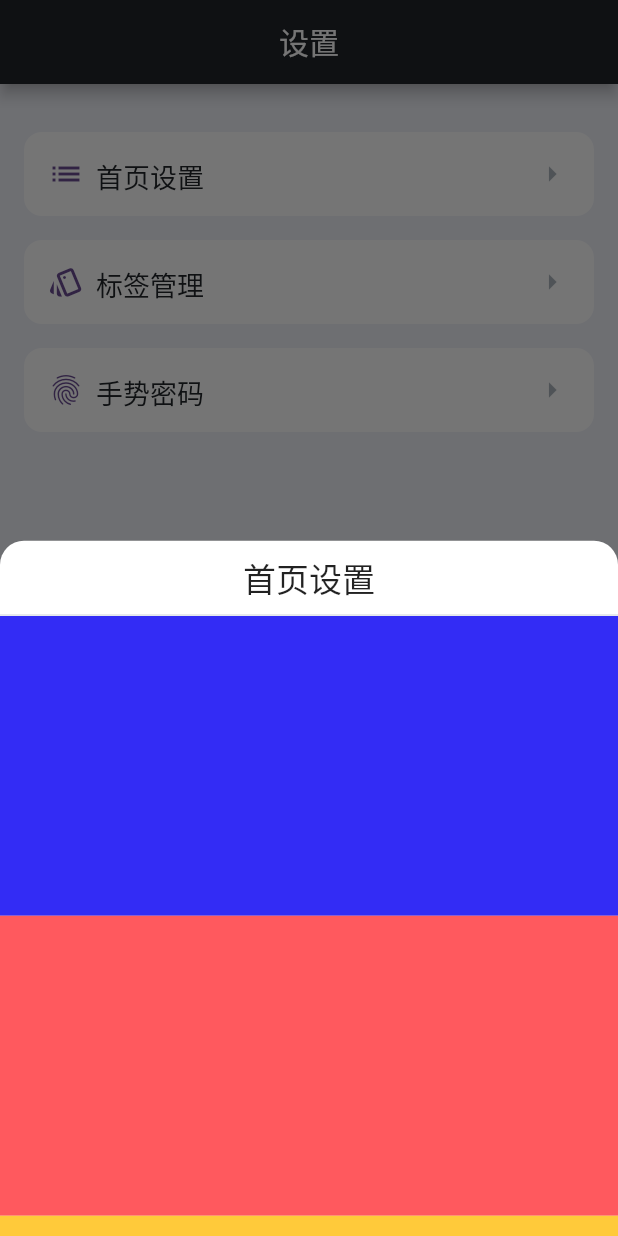
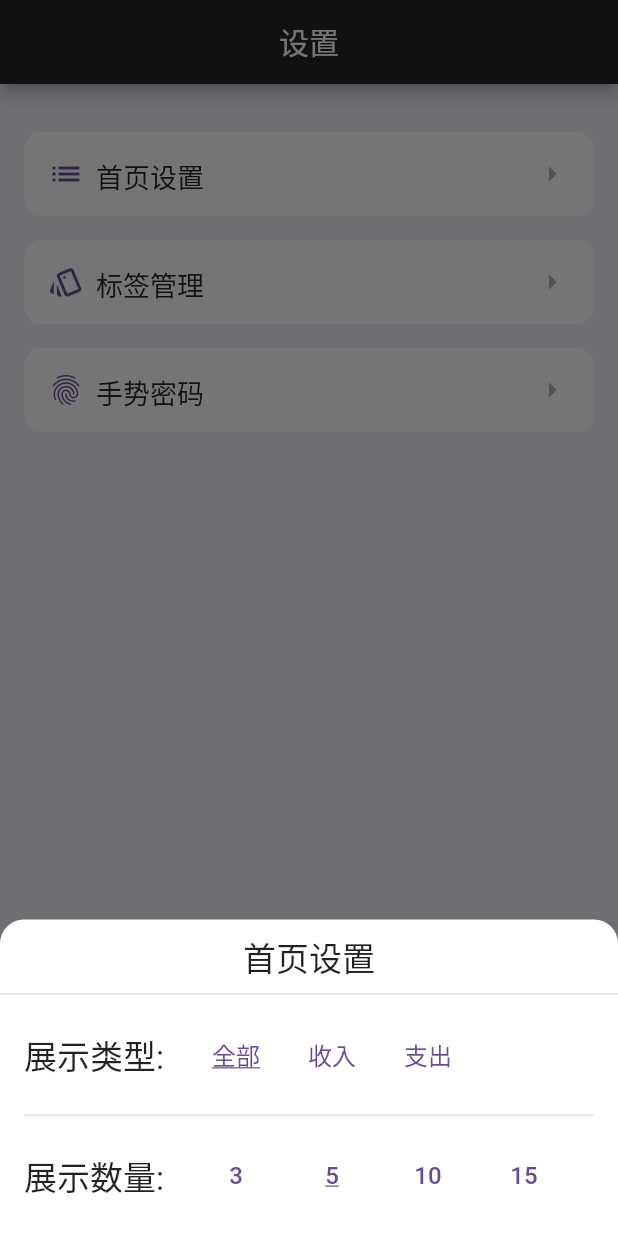
Before and after one commit to lopo12123/wuwu, a Flutter app: the screen it shows after launch, item 3 of the bottom bar chosen, after a tap on "首页设置", on a phone screen of 412 x 824 dp. Run offline on Flutter 3.47's test engine with Material 2 defaults, Android fonts, the phone set to English and light mode, and no system bars; drawn by our look-alikes of curved_navigation_bar; our stand-ins replace bot_toast, flutter_slidable, get, hive, hive_flutter, isar and 2 more; missing offline and left inert: flip_board, gesture_password_widget, window_manager, windows_single_instance; accounts and stored records are empty; generated files the repository leaves out were written again; Roboto replaces fonts that are missing (ShouShu, XiaoBai).

Commit message:
feat: 设置首页展示列表参数

```diff
--- a/lib/stores/global_store.dart
+++ b/lib/stores/global_store.dart
@@ -10,6 +10,27 @@ class GlobalStoreImpl extends GetxService {
   static GlobalStoreImpl get store => Get.find<GlobalStoreImpl>();
 
   // region 首页
+  /// 展示类型
+  final RxInt homeListType = 0.obs;
+
+  /// 展示数量
+  final RxInt homeListCount = 5.obs;
+
+  /// 切换展示类型
+  Future<void> changeType(int v) async {
+    if (homeListType.value == v) return;
+
+    await HiveStoreImpl.setHomeSetting(type: v);
+    homeListType(v);
+  }
+
+  /// 切换展示数量
+  Future<void> changeCount(int v) async {
+    if (homeListCount.value == v) return;
+
+    await HiveStoreImpl.setHomeSetting(count: v);
+    homeListCount(v);
+  }
 
   // endregion
 
@@ -38,10 +59,21 @@ class GlobalStoreImpl extends GetxService {
   // final RxList<Consumption> records = <Consumption>[].obs;
 
   /// 同步数据
-  Future<void> sync({toast = false, tag = false, consumption = false}) async {
+  Future<void> sync({
+    toast = false,
+    homeCfg = false,
+    tag = false,
+    // consumption = false,
+  }) async {
+    if (homeCfg) {
+      var cfg = await HiveStoreImpl.getHomeSetting();
+      homeListType(cfg.type);
+      homeListCount(cfg.count);
+      SafePrint.info('[sync] homeCfg done.');
+    }
     if (tag) {
       tags(await DBStoreImpl.getAllTags());
-      SafePrint.info('[GlobalStoreImpl] init(tag) done.');
+      SafePrint.info('[sync] tag done.');
     }
 
     if (toast) MyToast.success('刷新成功');
@@ -51,6 +83,10 @@ class GlobalStoreImpl extends GetxService {
   Future<void> init() async {
     await DBStoreImpl.init();
     await HiveStoreImpl.init();
+
+    SafePrint.info('[GlobalStoreImpl] initialized.');
+
+    sync(homeCfg: true, tag: true);
   }
 
   /// 注销
--- a/lib/stores/hive/home_setting.dart
+++ b/lib/stores/hive/home_setting.dart
@@ -19,4 +19,9 @@ class HomeSetting extends HiveObject {
   HomeSetting({required this.type, required this.count});
 
   static HomeSetting get defaultValue => HomeSetting(type: 0, count: 5);
+
+  @override
+  String toString() {
+    return '<class "HomeSetting"> {type: $type, count: $count}';
+  }
 }
--- a/lib/stores/hive_store.dart
+++ b/lib/stores/hive_store.dart
@@ -24,7 +24,7 @@ abstract class HiveStoreImpl {
   /// 修改首页设置
   static Future<void> setHomeSetting({int? type, int? count}) async {
     assert(type != null || count != null);
-    assert(type == null || (type >= 1 && type <= 3));
+    assert(type == null || (type >= 0 && type <= 2));
     assert(count == null || (count >= 1 && count <= 20));
 
     HomeSetting cfg = _handle?.get(
--- a/lib/stores/isar/tag.dart
+++ b/lib/stores/isar/tag.dart
@@ -29,6 +29,6 @@ class Tag {
 
   @override
   String toString() {
-    return jsonEncode(toJson());
+    return '<class "Tag"> {id: $id, createTime: ${createTime?.toIso8601String()}, tagName: $tagName, colorHex: ${colorHex?.toRadixString(16)}}';
   }
 }
--- a/lib/views/bottom_sheet/bs_home_setting.dart
+++ b/lib/views/bottom_sheet/bs_home_setting.dart
@@ -1,28 +1,129 @@
 import 'package:flutter/material.dart';
+import 'package:get/get.dart';
+import 'package:wuwu/components/common/styled_text.dart';
+import 'package:wuwu/stores/global_store.dart';
 import 'package:wuwu/styles/palette.dart';
+import 'package:wuwu/utils/my_toast.dart';
 import 'package:wuwu/views/bottom_sheet/bs_base.dart';
 
-// class
+class _BSHomeSettingController extends GetxController {
+  int get type => GlobalStoreImpl.store.homeListType.value;
 
-class BSHomeSetting extends StatelessWidget {
+  int get count => GlobalStoreImpl.store.homeListCount.value;
+
+  Future<void> changeType(int v) async {
+    if (type == v) return;
+
+    await GlobalStoreImpl.store.changeType(v);
+    MyToast.success('切换成功');
+  }
+
+  Future<void> changeCount(int v) async {
+    if (count == v) return;
+
+    await GlobalStoreImpl.store.changeCount(v);
+    MyToast.success('切换成功');
+  }
+
+  @override
+  void onInit() async {
+    super.onInit();
+
+    GlobalStoreImpl.store.sync(homeCfg: true);
+  }
+}
+
+class BSHomeSetting extends GetView<_BSHomeSettingController> {
   const BSHomeSetting({super.key});
 
   @override
   Widget build(BuildContext context) {
+    Get.put(_BSHomeSettingController());
+
     return bsBase(
       title: '首页设置',
       operators: false,
       children: [
-        Expanded(
-          child: ListView(
+        Obx(
+          () => Row(
             children: [
-              Row(),
-              Container(height: 200, color: Palette.blue,),
-              Container(height: 200, color: Palette.red,),
-              Container(height: 200, color: Palette.yellow,),
+              const StyledText.XiaoBai('展示类型:', fontSize: 22)
+                  .paddingOnly(right: 16),
+              TextButton(
+                onPressed: () => controller.changeType(0),
+                child: StyledText.ShouShu(
+                  '全部',
+                  color: Palette.purple,
+                  fontSize: 16,
+                  underline: controller.type == 0,
+                ),
+              ),
+              TextButton(
+                onPressed: () => controller.changeType(1),
+                child: StyledText.ShouShu(
+                  '收入',
+                  color: Palette.purple,
+                  fontSize: 16,
+                  underline: controller.type == 1,
+                ),
+              ),
+              TextButton(
+                onPressed: () => controller.changeType(2),
+                child: StyledText.ShouShu(
+                  '支出',
+                  color: Palette.purple,
+                  fontSize: 16,
+                  underline: controller.type == 2,
+                ),
+              ),
             ],
           ),
-        )
+        ).paddingAll(16),
+        const Divider(height: 1, thickness: 1, indent: 16, endIndent: 16),
+        Obx(
+          () => Row(
+            children: [
+              const StyledText.XiaoBai('展示数量:', fontSize: 22)
+                  .paddingOnly(right: 16),
+              TextButton(
+                onPressed: () => controller.changeCount(3),
+                child: StyledText.ShouShu(
+                  '3',
+                  color: Palette.purple,
+                  fontSize: 16,
+                  underline: controller.count == 3,
+                ),
+              ),
+              TextButton(
+                onPressed: () => controller.changeCount(5),
+                child: StyledText.ShouShu(
+                  '5',
+                  color: Palette.purple,
+                  fontSize: 16,
+                  underline: controller.count == 5,
+                ),
+              ),
+              TextButton(
+                onPressed: () => controller.changeCount(10),
+                child: StyledText.ShouShu(
+                  '10',
+                  color: Palette.purple,
+                  fontSize: 16,
+                  underline: controller.count == 10,
+                ),
+              ),
+              TextButton(
+                onPressed: () => controller.changeCount(15),
+                child: StyledText.ShouShu(
+                  '15',
+                  color: Palette.purple,
+                  fontSize: 16,
+                  underline: controller.count == 15,
+                ),
+              ),
+            ],
+          ),
+        ).paddingAll(16),
       ],
     );
   }
--- a/lib/views/tab_pages/dashboard.dart
+++ b/lib/views/tab_pages/dashboard.dart
@@ -2,6 +2,8 @@ import 'package:flutter/material.dart';
 import 'package:get/get.dart';
 import 'package:wuwu/components/common/styled_text.dart';
 import 'package:wuwu/platform_spec/components/tool_bar.dart';
+import 'package:wuwu/stores/hive_store.dart';
+import 'package:wuwu/utils/safe_print.dart';
 
 class _DashboardController extends GetxController {
   final RxInt val = 10.obs;
@@ -19,10 +21,11 @@ class DashboardPage extends GetView<_DashboardController> {
       body: ListView(
         children: [
           ElevatedButton(
-            onPressed: () {
-              // HiveStoreImpl.init();
+            onPressed: () async {
+              var cfg = await HiveStoreImpl.getHomeSetting();
+              SafePrint.info(cfg);
             },
-            child: StyledText.ShouShu('init hive'),
+            child: StyledText.ShouShu('get home setting'),
           ),
         ],
       ),
```
